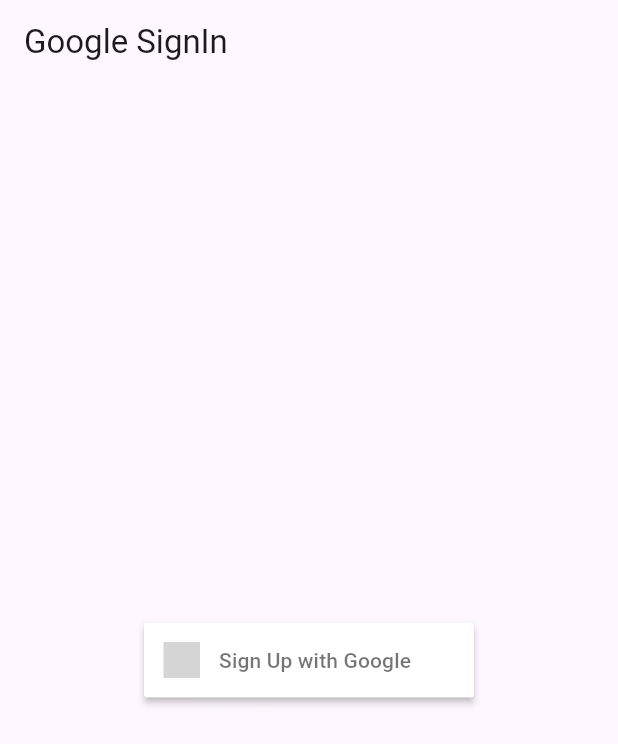
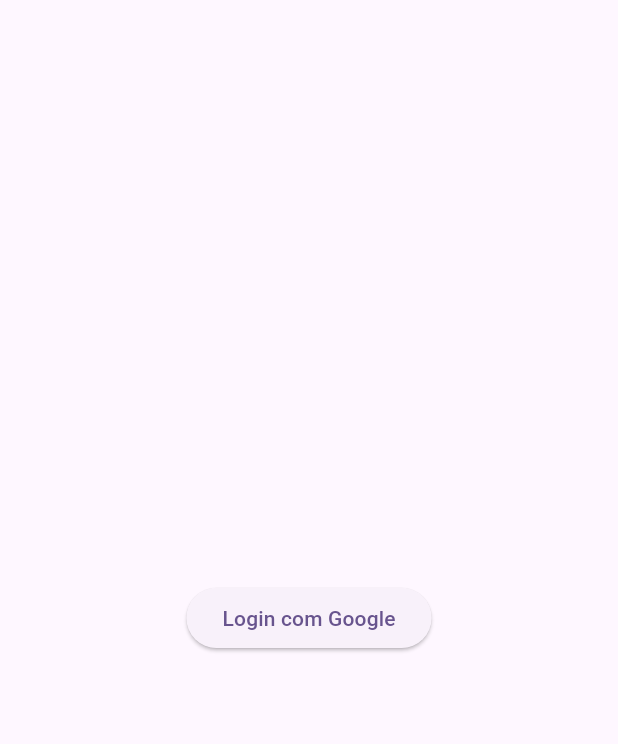
Before and after one commit to GianiAugustoBraga/firebase_flutter_app, a Flutter app: the screen it shows after launch, on a phone screen of 412 x 824 dp. Shown: the top 744 px of the screen. Run offline on Flutter 3.47's test engine with Material 3 defaults, Android fonts, the light colour scheme and no system bars; drawn by our look-alikes of sign_in_button; our stand-ins replace firebase_auth, firebase_core, google_sign_in; accounts and stored records are empty; grey boxes are pictures that could not be loaded.

Commit message:
Create new login_page

```diff
--- a/lib/main.dart
+++ b/lib/main.dart
@@ -1,6 +1,7 @@
 import 'package:firebase_core/firebase_core.dart';
 import 'package:firebase_flutter_app/firebase_options.dart';
 import 'package:firebase_flutter_app/pages/home_page.dart';
+import 'package:firebase_flutter_app/pages/login.dart';
 import 'package:flutter/material.dart';
 
 // Função principal que inicializa o Firebase e executa o aplicativo
@@ -40,7 +41,7 @@
       ),
 
       // Carrega a Página inicial do aplicativo
-      home: const HomePage(),
+      home: LoginPage(),
     );
   }
 }
--- /dev/null
+++ b/lib/pages/login.dart
@@ -0,0 +1,43 @@
+import 'package:flutter/material.dart';
+import 'package:firebase_auth/firebase_auth.dart';
+import 'package:google_sign_in/google_sign_in.dart';
+
+class LoginPage extends StatelessWidget {
+  final FirebaseAuth _auth = FirebaseAuth.instance;
+  final GoogleSignIn _googleSignIn = GoogleSignIn();
+
+  Future<void> _signInWithGoogle(BuildContext context) async {
+    try {
+      final GoogleSignInAccount? googleUser = await _googleSignIn.signIn();
+      final GoogleSignInAuthentication googleAuth =
+          await googleUser!.authentication;
+
+      final AuthCredential credential = GoogleAuthProvider.credential(
+        accessToken: googleAuth.accessToken,
+        idToken: googleAuth.idToken,
+      );
+
+      final UserCredential userCredential =
+          await _auth.signInWithCredential(credential);
+      final User? user = userCredential.user;
+
+      if (user != null) {
+        Navigator.pushReplacementNamed(context, '/home');
+      }
+    } catch (e) {
+      print(e);
+    }
+  }
+
+  @override
+  Widget build(BuildContext context) {
+    return Scaffold(
+      body: Center(
+        child: ElevatedButton(
+          onPressed: () => _signInWithGoogle(context),
+          child: Text('Login com Google'),
+        ),
+      ),
+    );
+  }
+}
--- a/pubspec.yaml
+++ b/pubspec.yaml
@@ -38,6 +38,9 @@
   firebase_core: ^2.29.0
   firebase_auth: ^4.19.1
   sign_in_button: ^3.2.0
+  cloud_firestore: ^4.17.0
+  provider: ^6.1.2
+  google_sign_in: ^6.2.1
 
 dev_dependencies:
   flutter_test:
```
Also changed, not shown: pubspec.lock, 1 other file.
